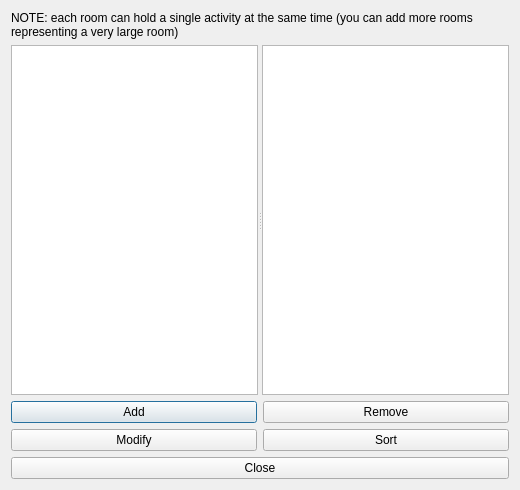
Before: the Qt Designer form src/interface/roomsform_template.ui in karandit/fet, drawn with Qt 5.
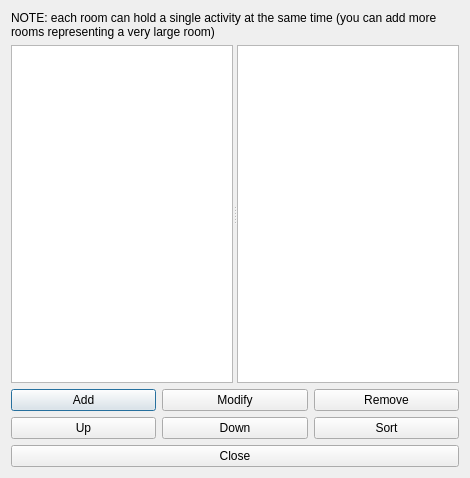
After: the same form once the commit is applied.

```diff
--- a/src/interface/roomsform_template.ui
+++ b/src/interface/roomsform_template.ui
@@ -6,8 +6,8 @@
    <rect>
     <x>0</x>
     <y>0</y>
-    <width>520</width>
-    <height>490</height>
+    <width>470</width>
+    <height>478</height>
    </rect>
   </property>
   <property name="windowTitle">
@@ -49,9 +49,7 @@
     </widget>
    </item>
    <item row="2" column="0">
-    <layout class="QVBoxLayout" name="verticalLayout">
-     <item>
-      <layout class="QHBoxLayout" name="horizontalLayout">
+    <layout class="QHBoxLayout" name="horizontalLayout_2">
        <item>
         <widget class="QPushButton" name="addRoomPushButton">
          <property name="text">
@@ -60,17 +58,6 @@
         </widget>
        </item>
        <item>
-        <widget class="QPushButton" name="removeRoomPushButton">
-         <property name="text">
-          <string>Remove</string>
-         </property>
-        </widget>
-       </item>
-      </layout>
-     </item>
-     <item>
-      <layout class="QHBoxLayout" name="horizontalLayout_2">
-       <item>
         <widget class="QPushButton" name="modifyRoomPushButton">
          <property name="text">
           <string>Modify</string>
@@ -78,6 +65,31 @@
         </widget>
        </item>
        <item>
+      <widget class="QPushButton" name="removeRoomPushButton">
+       <property name="text">
+        <string>Remove</string>
+       </property>
+      </widget>
+     </item>
+    </layout>
+   </item>
+   <item row="3" column="0">
+    <layout class="QHBoxLayout" name="horizontalLayout">
+     <item>
+      <widget class="QPushButton" name="moveRoomUpPushButton">
+       <property name="text">
+        <string comment="It means move the item up in the list">Up</string>
+       </property>
+      </widget>
+     </item>
+     <item>
+      <widget class="QPushButton" name="moveRoomDownPushButton">
+       <property name="text">
+        <string comment="It means move the item down in the list">Down</string>
+       </property>
+      </widget>
+     </item>
+     <item>
         <widget class="QPushButton" name="sortRoomsPushButton">
          <property name="text">
           <string>Sort</string>
@@ -86,14 +98,12 @@
        </item>
       </layout>
      </item>
-     <item>
+   <item row="4" column="0">
       <widget class="QPushButton" name="closePushButton">
        <property name="text">
         <string>Close</string>
        </property>
       </widget>
-     </item>
-    </layout>
    </item>
   </layout>
  </widget>
```
Lines whose indentation alone changed are shown as unchanged.
